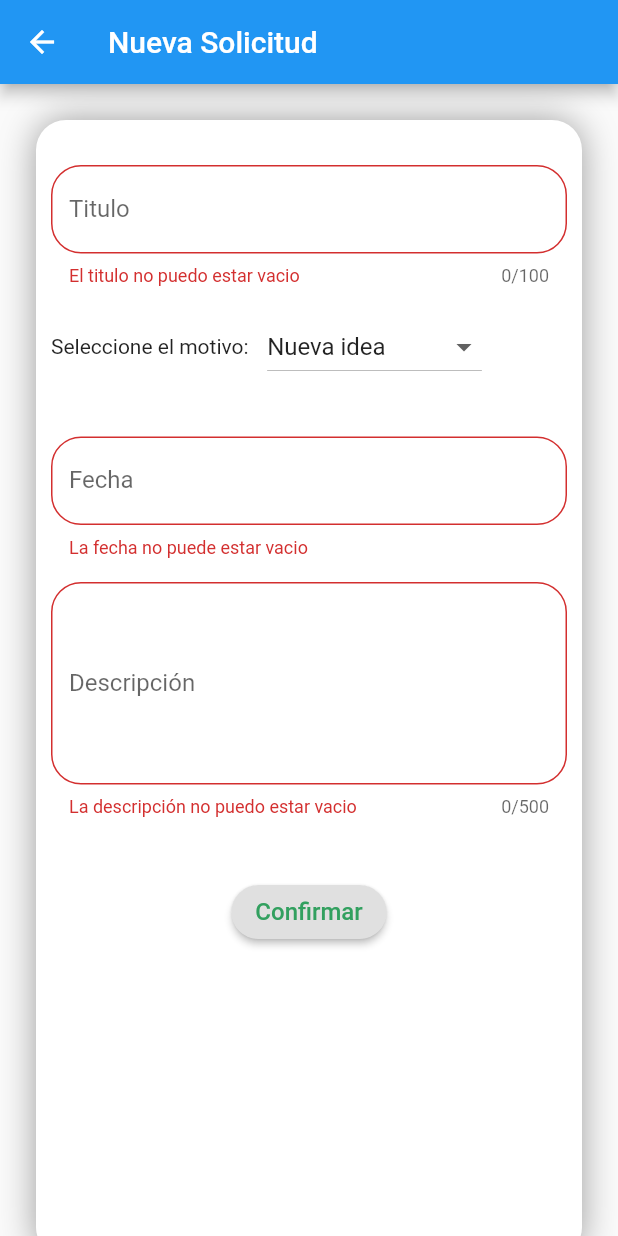
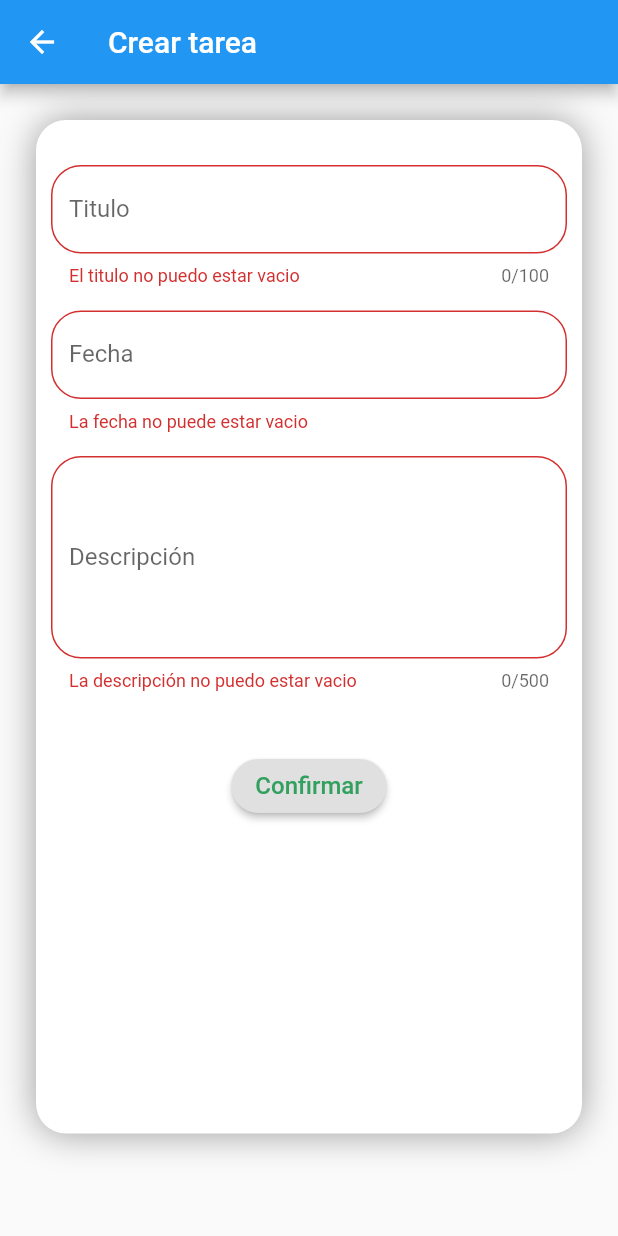
Before and after one commit to Yesid-Development/Alga_Frontend, a Flutter app: the NewRequestPage screen opened by its route, after a tap on "Confirmar", on a phone screen of 412 x 824 dp. Run offline on Flutter 3.47's test engine with Material 2 defaults, Android fonts, the phone set to English and light mode, and no system bars; our stand-ins replace animate_do, cloud_firestore, curved_navigation_bar, firebase_auth, flutter_signin_button, flutter_speed_dial and 4 more; accounts and stored records are empty.

Commit message:
Agregar tarea a firestore

```diff
--- /dev/null
+++ b/lib/src/db/firebase_db.dart
@@ -0,0 +1,14 @@
+import 'package:cloud_firestore/cloud_firestore.dart';
+
+final dbRef = Firestore.instance;
+
+// Guardar tareas en firestore
+void createTasks(String title, String date, String description) async {
+  await dbRef.collection('task')
+        .document()
+        .setData({
+          'title': title,
+          'date': date,
+          'description': description
+        });
+}
--- a/lib/src/pages/home_page.dart
+++ b/lib/src/pages/home_page.dart
@@ -90,8 +90,8 @@ class _HomePageState extends State<HomePage> {
           TableRow(children: [
             _createCircleButton(
               Colors.white,
-              FontAwesomeIcons.envelopeOpenText,
-              'Solicitudes',
+              FontAwesomeIcons.tasks,
+              'Tareas',
               'request'
             ),
             _createCircleButton(
--- a/lib/src/pages/new_request_page.dart
+++ b/lib/src/pages/new_request_page.dart
@@ -1,108 +1,105 @@
+import 'dart:async';
+
+import 'package:alga_frontend/src/db/firebase_db.dart';
+import 'package:animate_do/animate_do.dart';
 import 'package:flutter/material.dart';
 
-class Motivo {
-  int id;
-  String nombre;
-
-  Motivo(this.id, this.nombre);
-
-  static List<Motivo> getMotivos() {
-    return <Motivo>[
-      Motivo(1, 'Nueva idea'),
-      Motivo(2, 'Opinion/Consejo'),
-      Motivo(3, 'Error'),
-      Motivo(4, 'Otros'),
-    ];
+class NewRequestPage extends StatelessWidget {
+  @override
+  Widget build(BuildContext context) {
+    return Scaffold(
+      appBar: AppBar(
+        title: Text('Crear tarea'),
+      ),
+      body: BounceInRight(child: _NewRequestForm()),
+    );
   }
 }
 
-class NewRequestPage extends StatefulWidget {
+class _NewRequestForm extends StatefulWidget {
   @override
-  _NewRequestPageState createState() => _NewRequestPageState();
+  __NewRequestFormState createState() => __NewRequestFormState();
 }
 
-class _NewRequestPageState extends State<NewRequestPage> {
-  List<Motivo> _motivos = Motivo.getMotivos();
-  List<DropdownMenuItem<Motivo>> _dropdownMenuItems;
-  Motivo _selectedMotivo;
-  String _descripcion;
+class __NewRequestFormState extends State<_NewRequestForm> {
   String _fecha = '';
 
   final _formkey = GlobalKey<FormState>();
 
-  TextEditingController _inputFieldDateController = new TextEditingController();
+  final _dateController = new TextEditingController();
+  final _titleController = new TextEditingController();
+  final _descriptionController = new TextEditingController();
 
   @override
-  void initState() {
-    _dropdownMenuItems = buildDropdownMenuItems(_motivos);
-    _selectedMotivo = _dropdownMenuItems[0].value;
-    super.initState();
+  void dispose() {
+    _dateController.dispose();
+    _titleController.dispose();
+    _descriptionController.dispose();
+    super.dispose();
   }
 
   @override
   Widget build(BuildContext context) {
-    return Scaffold(
-      appBar: AppBar(title: Text('Nueva Solicitud')),
-      body: ListView(
+    final size = MediaQuery.of(context).size;
+
+    return ListView(
+        physics: BouncingScrollPhysics(),
         children: <Widget>[
-          _formulario(context),
+          Container(
+            height: size.height * 0.82,
+            margin: EdgeInsets.all(24),
+            decoration: BoxDecoration(
+                borderRadius: BorderRadius.circular(20.0),
+                color: Colors.white,
+                boxShadow: [
+                  BoxShadow(
+                    color: Colors.black38,
+                    blurRadius: 20.0,
+                  )
+                ]),
+            child: Container(
+              margin: EdgeInsets.only(left: 10, right: 10, top: 30, bottom: 30),
+              child: Form(
+                key: _formkey,
+                child: Column(
+                  children: <Widget>[
+                    _tituloField(),
+                    Divider(
+                      color: Colors.transparent,
+                    ),
+                    _calendario(),
+                    Divider(color: Colors.transparent),
+                    _descripcionField(),
+                    SizedBox(height: 39),
+                    _btnAccept()
                   ],
                 ),
+              ),
+            ),
+          ),
+        ],
     );
   }
 
   Widget _tituloField() {
     return TextFormField(
+      controller: _titleController,
       maxLength: 100,
       decoration: InputDecoration(
-            border:
-                OutlineInputBorder(borderRadius: BorderRadius.circular(20.0)),
+          border: OutlineInputBorder(borderRadius: BorderRadius.circular(20.0)),
           labelText: 'Titulo'),
       validator: (String value) {
         if (value.isEmpty) {
           return 'El titulo no puedo estar vacio';
         }
       },
-        onSaved: (String value) {
-          _descripcion = value;
-        });
-  }
-
-  Widget _motivodrop() {
-    final screenSize = MediaQuery.of(context).size;
-
-    return Container(
-      child: Center(
-        child: Column(
-          children: <Widget>[
-            Row(
-              children: <Widget>[
-                Text("Seleccione el motivo:"),
-                SizedBox(width: screenSize.width * 0.03),
-                DropdownButton(
-                  value: _selectedMotivo,
-                  items: _dropdownMenuItems,
-                  onChanged: onChangeDropdownItem,
-                ),
-              ],
-            ),
-            SizedBox(height: 20.0),
-          ],
-        ),
-      ),
     );
   }
 
-  onChangeDropdownItem(Motivo selectedMotivo) {
-    setState(() {
-      _selectedMotivo = selectedMotivo;
-    });
-  }
-
-  Widget _calendario(BuildContext context) {
+  Widget _calendario() {
     return TextFormField(
       enableInteractiveSelection: false,
-      controller: _inputFieldDateController,
+      controller: _dateController,
       decoration: InputDecoration(
         border: OutlineInputBorder(borderRadius: BorderRadius.circular(20.0)),
         hintText: 'Fecha',
@@ -110,7 +107,7 @@ class _NewRequestPageState extends State<NewRequestPage> {
       ),
       onTap: () {
         FocusScope.of(context).requestFocus(new FocusNode());
-        _selecDate(context);
+        _selecDate();
       },
       validator: (String value) {
         if (value.isEmpty) {
@@ -120,7 +117,7 @@ class _NewRequestPageState extends State<NewRequestPage> {
     );
   }
 
-  _selecDate(BuildContext context) async {
+  _selecDate() async {
     DateTime picked = await showDatePicker(
         context: context,
         initialDate: DateTime.now(),
@@ -131,107 +128,51 @@ class _NewRequestPageState extends State<NewRequestPage> {
     if (picked != null) {
       setState(() {
         _fecha = picked.toString();
-        _inputFieldDateController.text = _fecha;
+        _dateController.text = _fecha;
       });
     }
   }
 
   Widget _descripcionField() {
     return TextFormField(
+      controller: _descriptionController,
       keyboardType: TextInputType.multiline,
       minLines: 5,
       maxLines: null,
       maxLength: 500,
       decoration: InputDecoration(
-            border:
-                OutlineInputBorder(borderRadius: BorderRadius.circular(20.0)),
+          border: OutlineInputBorder(borderRadius: BorderRadius.circular(20.0)),
           labelText: 'Descripción'),
       validator: (String value) {
         if (value.isEmpty) {
           return 'La descripción no puedo estar vacio';
         }
       },
-        onSaved: (String value) {
-          _descripcion = value;
-        });
-  }
-
-  List<DropdownMenuItem<Motivo>> buildDropdownMenuItems(List motivos) {
-    List<DropdownMenuItem<Motivo>> items = List();
-    for (Motivo motivo in motivos) {
-      items.add(
-        DropdownMenuItem(
-          value: motivo,
-          child: Text(motivo.nombre),
-        ),
-      );
-    }
-    return items;
-  }
-
-  Widget _formulario(BuildContext context) {
-    final size = MediaQuery.of(context).size;
-
-    return Container(
-      height: size.height * 0.92,
-      margin: EdgeInsets.all(24),
-      decoration: BoxDecoration(
-          borderRadius: BorderRadius.circular(20.0),
-          color: Colors.white,
-          boxShadow: [
-            BoxShadow(
-              color: Colors.black38,
-              blurRadius: 20.0,
-            )
-          ]),
-      child: _solicitud(context),
     );
   }
 
-  Widget _solicitud(BuildContext context) {
-    return Container(
-      margin: EdgeInsets.only(left: 10, right: 10, top: 30, bottom: 30),
-      child: Form(
-        key: _formkey,
-        child: Column(
-          children: <Widget>[
-            _tituloField(),
-            Divider(
-              color: Colors.transparent,
-            ),
-            _motivodrop(),
-            Divider(
-              color: Colors.transparent,
-            ),
-            _calendario(context),
-            Divider(
-              color: Colors.transparent,
-            ),
-            _descripcionField(),
-            SizedBox(
-              height: 39,
-            ),
-            RaisedButton(
+  Widget _btnAccept() {
+    return RaisedButton(
       shape: StadiumBorder(
         side: BorderSide(color: Colors.transparent, width: 1),
       ),
       child: Text('Confirmar',
           style: TextStyle(color: Color(0xff32a05f), fontSize: 16)),
       onPressed: () {
-                  if (!_formkey.currentState.validate()) {
-                    return;
+        final isValid = _formkey.currentState.validate();
+        if (isValid) {
+          String title = _titleController.text;
+          String date = _dateController.text;
+          String description = _descriptionController.text;
+
+          createTasks(title, date, description);
+
+          Scaffold.of(context).showSnackBar(
+              SnackBar(content: Text('Nuevo usuario registrado')));
+
+          Timer(Duration(seconds: 2), () => Navigator.pop(context));
         }
-                  _formkey.currentState.save();
-
-                  print(_selectedMotivo.nombre);
-                  print(_fecha);
-                  print(_descripcion);
-                  // print(_telefono);
-                  // print(_correo);
-                })
-          ],
-        ),
-      ),
+      },
     );
   }
 }
--- a/lib/src/pages/open_request_page.dart
+++ b/lib/src/pages/open_request_page.dart
@@ -124,7 +124,7 @@ class _OpenRequestPageState extends State<OpenRequestPage> {
         SpeedDialChild(
           child: Icon(FontAwesomeIcons.check),
           backgroundColor: Colors.green,
-          label: 'Aceptado',
+          label: 'Terminado',
           labelStyle: TextStyle(fontSize: 18.0),
           onTap: () {
           },
--- a/lib/src/pages/request_page.dart
+++ b/lib/src/pages/request_page.dart
@@ -13,7 +13,7 @@ class _RequestPageState extends State<RequestPage> {
   @override
   Widget build(BuildContext context) {
     return Scaffold(
-      appBar: AppBar(title: Text('Solicitudes')),
+      appBar: AppBar(title: Text('Tareas'), backgroundColor: Colors.blue,),
       body: ListView(
         children: _buildList(),
       ),
@@ -28,7 +28,6 @@ class _RequestPageState extends State<RequestPage> {
           children: <Widget>[
             ListTile(
               title: Text(item),
-              subtitle: Text('Motivo'),
               trailing: Icon(
                 Icons.arrow_forward_ios,
 // La idea es que se ponga el color segun el estado de la solicitud, Verde aceptado, Oro en espera y Rojo negado
@@ -53,8 +52,8 @@ class _RequestPageState extends State<RequestPage> {
 
   FloatingActionButton _buildFloatingActionButton() {
     return FloatingActionButton(
-        backgroundColor: Color.fromRGBO(255, 255, 255, 100),
-        child: Icon(Icons.add, size: 35, color: Color(0xff32a05f)),
+        backgroundColor: Colors.white,
+        child: Icon(Icons.add, size: 35, color: Colors.blue),
         onPressed: () {
           final route =
               MaterialPageRoute(builder: (context) => NewRequestPage());
--- a/pubspec.yaml
+++ b/pubspec.yaml
@@ -28,6 +28,7 @@ dependencies:
   flutter_speed_dial: ^1.2.5
   flutter_swiper: ^1.1.6
   curved_navigation_bar: ^0.3.2
+  cloud_firestore: ^0.13.6
 
 dev_dependencies:
   flutter_test:
```
Also changed, not shown: pubspec.lock, 1 other file. Lines whose indentation alone changed are shown as unchanged.
